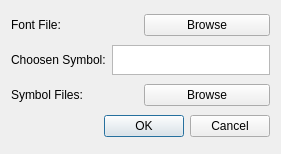
Before: the Qt Designer form fontdialog.ui in aizenbit/Scribbler, drawn with Qt 5.
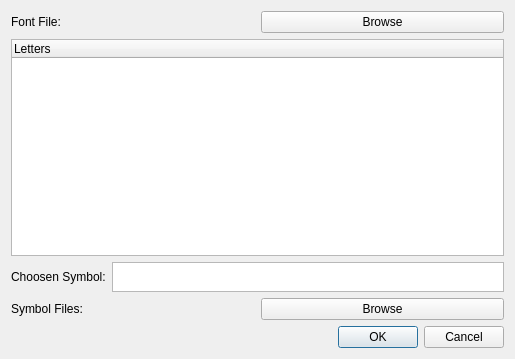
After: the same form once the commit is applied.

Commit message: fix font bug; add tree widget to font editor

```diff
--- a/fontdialog.ui
+++ b/fontdialog.ui
@@ -6,8 +6,8 @@
    <rect>
     <x>0</x>
     <y>0</y>
-    <width>281</width>
-    <height>154</height>
+    <width>515</width>
+    <height>359</height>
    </rect>
   </property>
   <property name="windowTitle">
@@ -32,6 +32,15 @@
      </item>
     </layout>
    </item>
+   <item>
+    <widget class="QTreeWidget" name="treeWidget">
+     <column>
+      <property name="text">
+       <string notr="true">Letters</string>
+      </property>
+     </column>
+    </widget>
+   </item>
    <item>
     <layout class="QHBoxLayout" name="horizontalLayout_2">
      <item>
```
The commit also changes 2 other files.
